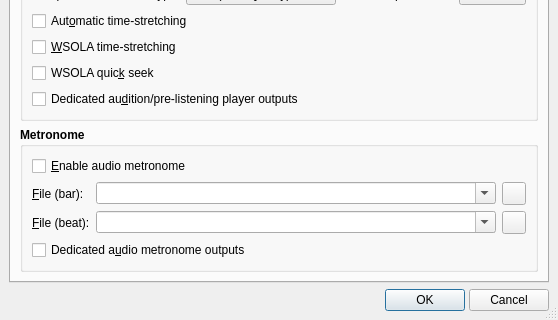
The window that src/qtractorOptionsForm.ui (rncbc/qtractor) describes before a commit, drawn with Qt 5; both pictures show x 0 to 558 and y 231 to 551 of the 558 by 551 pixel window.
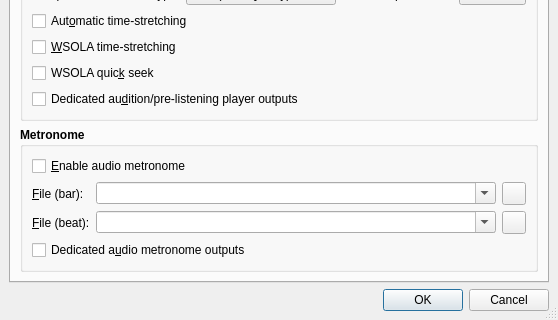
The same window after the commit. Icons and pictures are not drawn.

Commit message: - General standard dialog buttons layout is now in place.

```diff
--- a/src/qtractorOptionsForm.ui
+++ b/src/qtractorOptionsForm.ui
@@ -2758,47 +2758,14 @@
     </widget>
    </item>
    <item>
-    <layout class="QHBoxLayout" >
-     <property name="margin" >
-      <number>0</number>
+    <widget class="QDialogButtonBox" name="DialogButtonBox">
+     <property name="orientation">
+      <enum>Qt::Horizontal</enum>
      </property>
-     <property name="spacing" >
-      <number>4</number>
+     <property name="standardButtons">
+      <set>QDialogButtonBox::Cancel|QDialogButtonBox::Ok</set>
      </property>
-     <item>
-      <spacer>
-       <property name="orientation" >
-        <enum>Qt::Horizontal</enum>
-       </property>
-       <property name="sizeHint" >
-        <size>
-         <width>240</width>
-         <height>20</height>
-        </size>
-       </property>
-      </spacer>
-     </item>
-     <item>
-      <widget class="QPushButton" name="OkPushButton" >
-       <property name="text" >
-        <string>OK</string>
-       </property>
-       <property name="icon" >
-        <iconset resource="qtractor.qrc" >:/images/formAccept.png</iconset>
-       </property>
-      </widget>
-     </item>
-     <item>
-      <widget class="QPushButton" name="CancelPushButton" >
-       <property name="text" >
-        <string>Cancel</string>
-       </property>
-       <property name="icon" >
-        <iconset resource="qtractor.qrc" >:/images/formReject.png</iconset>
-       </property>
-      </widget>
-     </item>
-    </layout>
+    </widget>
    </item>
   </layout>
  </widget>
```
Left out of the diff: 3 changed lines with no effect on the pictures. The commit also changes 26 other files.
